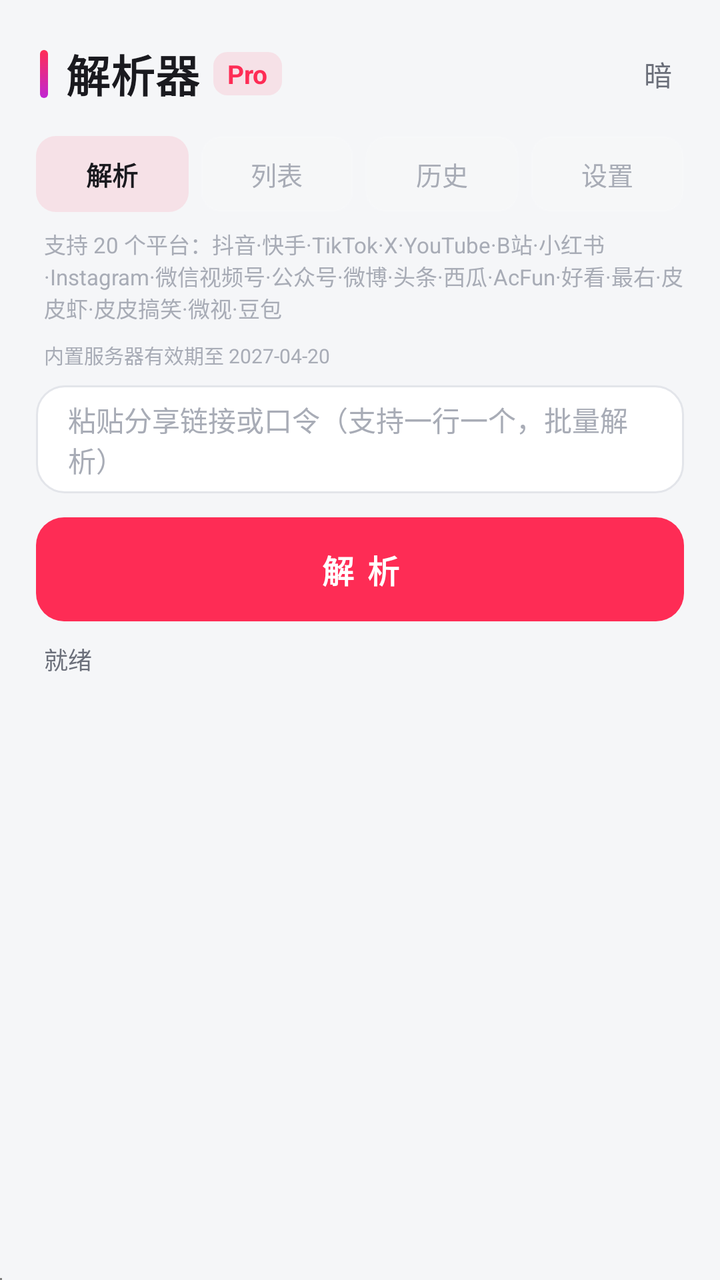
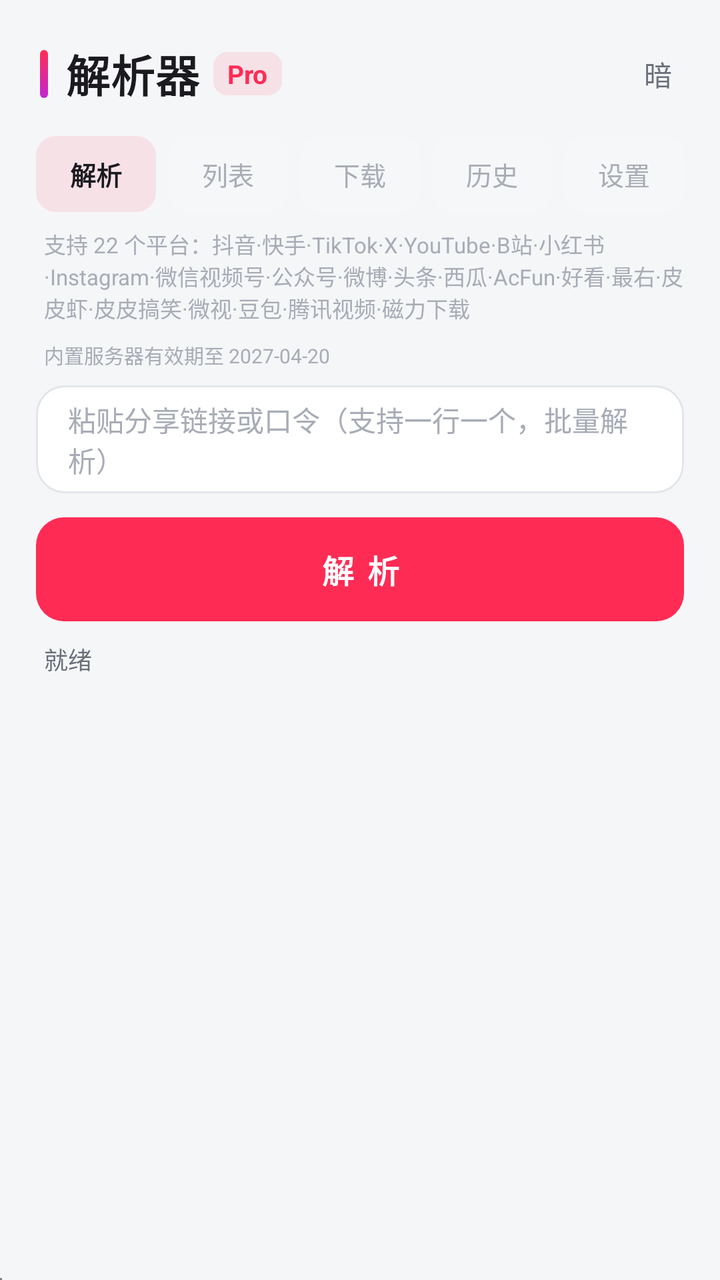

An Android layout rendered at two revisions. The XML below is the earlier revision; the diff shows what the commit changed to produce the second picture.
<!-- AndroidManifest.xml: application theme android:Theme.DeviceDefault.NoActionBar -->
<!-- res/layout/activity_main.xml -->
<?xml version="1.0" encoding="utf-8"?>
<LinearLayout xmlns:android="http://schemas.android.com/apk/res/android"
    android:layout_width="match_parent" android:layout_height="match_parent"
    android:id="@+id/root"
    android:orientation="vertical" android:background="@color/bg">

    
    <LinearLayout
        android:layout_width="match_parent" android:layout_height="wrap_content"
        android:orientation="horizontal" android:gravity="center_vertical"
        android:paddingLeft="20dp" android:paddingRight="12dp"
        android:paddingTop="18dp" android:paddingBottom="12dp">

        <View
            android:layout_width="4dp" android:layout_height="24dp"
            android:background="@drawable/brand_bar"/>

        <TextView
            android:layout_width="wrap_content" android:layout_height="wrap_content"
            android:layout_marginLeft="9dp"
            android:id="@+id/tvTitleDY" android:text="解析器" android:textColor="@color/text"
            android:textStyle="bold" android:textSize="22sp" android:letterSpacing="0.01"/>
        <TextView
            android:layout_width="wrap_content" android:layout_height="wrap_content"
            android:layout_marginLeft="7dp"
            android:id="@+id/tvTitle" android:text="Pro" android:textColor="@color/brand"
            android:textStyle="bold" android:textSize="13sp"
            android:background="@drawable/pill_brand"
            android:paddingLeft="7dp" android:paddingRight="7dp"
            android:paddingTop="2dp" android:paddingBottom="2dp"/>

        <View android:layout_width="0dp" android:layout_height="1dp" android:layout_weight="1"/>

        <TextView android:id="@+id/btnTheme"
            android:layout_width="38dp" android:layout_height="38dp"
            android:background="@drawable/btn_icon" android:gravity="center"
            android:text="暗" android:textColor="@color/text_sub" android:textSize="14sp"/>
    </LinearLayout>

    
    <LinearLayout
        android:layout_width="match_parent" android:layout_height="wrap_content"
        android:orientation="horizontal"
        android:paddingLeft="18dp" android:paddingRight="18dp"
        android:paddingBottom="8dp">

        <TextView android:id="@+id/tabParse"
            android:layout_width="0dp" android:layout_height="38dp" android:layout_weight="1"
            android:background="@drawable/tab_active" android:gravity="center"
            android:text="解析" android:textColor="@color/text" android:textSize="13sp"
            android:textStyle="bold"/>
        <TextView android:id="@+id/tabList"
            android:layout_width="0dp" android:layout_height="38dp" android:layout_weight="1"
            android:layout_marginLeft="6dp" android:background="@drawable/tab_idle" android:gravity="center"
            android:text="列表" android:textColor="@color/text_hint" android:textSize="13sp"/>
        <TextView android:id="@+id/tabHistory"
            android:layout_width="0dp" android:layout_height="38dp" android:layout_weight="1"
            android:layout_marginLeft="6dp" android:background="@drawable/tab_idle" android:gravity="center"
            android:text="历史" android:textColor="@color/text_hint" android:textSize="13sp"/>
        <TextView android:id="@+id/tabSettings"
            android:layout_width="0dp" android:layout_height="38dp" android:layout_weight="1"
            android:layout_marginLeft="6dp" android:background="@drawable/tab_idle" android:gravity="center"
            android:text="设置" android:textColor="@color/text_hint" android:textSize="13sp"/>
    </LinearLayout>

    
    <LinearLayout android:id="@+id/pageParse"
        android:layout_width="match_parent" android:layout_height="0dp"
        android:layout_weight="1" android:orientation="vertical">

        <LinearLayout
            android:layout_width="match_parent" android:layout_height="wrap_content"
            android:orientation="vertical"
            android:paddingLeft="18dp" android:paddingRight="18dp">

            <TextView
                android:layout_width="wrap_content" android:layout_height="wrap_content"
                android:text="支持 20 个平台：抖音·快手·TikTok·X·YouTube·B站·小红书·Instagram·微信视频号·公众号·微博·头条·西瓜·AcFun·好看·最右·皮皮虾·皮皮搞笑·微视·豆包"
                android:textColor="@color/text_hint" android:textSize="11sp"
                android:paddingLeft="4dp" android:paddingBottom="8dp"/>

            <TextView android:id="@+id/tvSrvInfo"
                android:layout_width="wrap_content" android:layout_height="wrap_content"
                android:text="内置服务器有效期至 2027-04-20"
                android:textColor="@color/text_hint" android:textSize="10sp"
                android:paddingLeft="4dp" android:paddingBottom="8dp"/>

            <EditText android:id="@+id/input"
                android:layout_width="match_parent" android:layout_height="54dp"
                android:background="@drawable/input_bg" android:paddingLeft="16dp"
                android:paddingRight="16dp" android:hint="粘贴分享链接或口令（支持一行一个，批量解析）"
                android:textColor="@color/text" android:textColorHint="@color/text_hint"
                android:textSize="14sp" android:maxLines="6" android:minLines="1"
                android:gravity="center_vertical" android:inputType="textUri|textMultiLine"/>

            <TextView android:id="@+id/btn"
                android:layout_width="match_parent" android:layout_height="52dp"
                android:layout_marginTop="12dp" android:background="@drawable/btn_primary"
                android:gravity="center" android:text="解 析" android:textColor="#FFFFFF"
                android:textStyle="bold" android:textSize="16sp" android:letterSpacing="0.08"/>

            <TextView android:id="@+id/status"
                android:layout_width="match_parent" android:layout_height="wrap_content"
                android:text="就绪" android:textColor="@color/text_sub" android:textSize="12sp"
                android:paddingTop="10dp" android:paddingBottom="6dp"
                android:paddingLeft="4dp"/>
        </LinearLayout>

        <LinearLayout android:id="@+id/progressBox"
            android:layout_width="match_parent" android:layout_height="wrap_content"
            android:orientation="vertical" android:visibility="gone"
            android:background="@drawable/card_progress"
            android:layout_marginLeft="18dp" android:layout_marginRight="18dp"
            android:layout_marginTop="2dp" android:layout_marginBottom="8dp"
            android:paddingLeft="14dp" android:paddingRight="14dp"
            android:paddingTop="11dp" android:paddingBottom="12dp">

            <LinearLayout
                android:layout_width="match_parent" android:layout_height="wrap_content"
                android:orientation="horizontal" android:gravity="center_vertical">

                <TextView android:id="@+id/progressLabel"
                    android:layout_width="0dp" android:layout_height="wrap_content"
                    android:layout_weight="1" android:text="准备中"
                    android:textColor="@color/text_sub" android:textSize="12sp"/>

                <TextView android:id="@+id/progressPct"
                    android:layout_width="wrap_content" android:layout_height="wrap_content"
                    android:text="0%" android:textColor="@color/brand"
                    android:textSize="12sp" android:textStyle="bold"/>
            </LinearLayout>

            <ProgressBar android:id="@+id/progressBar"
                style="?android:attr/progressBarStyleHorizontal"
                android:layout_width="match_parent" android:layout_height="6dp"
                android:layout_marginTop="8dp" android:max="1000"
                android:progress="0" android:progressDrawable="@drawable/progress_h"
                android:progressTint="@color/brand"/>
        </LinearLayout>

        <LinearLayout android:id="@+id/parseNavRow"
            android:layout_width="match_parent" android:layout_height="wrap_content"
            android:orientation="horizontal" android:visibility="gone"
            android:paddingLeft="18dp" android:paddingRight="18dp"
            android:paddingBottom="8dp">

            <TextView android:id="@+id/btnParsePrev"
                android:layout_width="0dp" android:layout_height="40dp" android:layout_weight="1"
                android:background="@drawable/input_bg" android:gravity="center"
                android:text="上一个" android:textColor="@color/text" android:textSize="13sp"/>

            <TextView android:id="@+id/parseNavLabel"
                android:layout_width="wrap_content" android:layout_height="40dp"
                android:gravity="center" android:text="" android:textColor="@color/text_sub"
                android:textSize="12sp" android:paddingLeft="10dp" android:paddingRight="10dp"/>

            <TextView android:id="@+id/btnParseNext"
                android:layout_width="0dp" android:layout_height="40dp" android:layout_weight="1"
                android:background="@drawable/input_bg" android:gravity="center"
                android:text="下一个" android:textColor="@color/text" android:textSize="13sp"/>
        </LinearLayout>

        <LinearLayout android:id="@+id/actions"
            android:layout_width="match_parent" android:layout_height="wrap_content"
            android:orientation="horizontal" android:visibility="gone"
            android:paddingLeft="18dp" android:paddingRight="18dp"
            android:paddingBottom="10dp">

            <TextView android:id="@+id/btnPlay"
                android:layout_width="0dp" android:layout_height="44dp" android:layout_weight="1"
                android:background="@drawable/btn_ghost" android:gravity="center"
                android:text="播放" android:textColor="@color/text" android:textSize="13sp"/>
            <TextView android:id="@+id/btnDl"
                android:layout_width="0dp" android:layout_height="44dp" android:layout_weight="1"
                android:layout_marginLeft="7dp" android:background="@drawable/btn_ghost"
                android:gravity="center" android:text="下载" android:textColor="@color/text"
                android:textSize="13sp"/>
            <TextView android:id="@+id/btnFull"
                android:layout_width="0dp" android:layout_height="44dp" android:layout_weight="1"
                android:layout_marginLeft="7dp" android:background="@drawable/btn_primary"
                android:gravity="center" android:text="全屏" android:textColor="#FFFFFF"
                android:textSize="13sp" android:textStyle="bold"/>
            <TextView android:id="@+id/btnAudio"
                android:layout_width="0dp" android:layout_height="44dp" android:layout_weight="1"
                android:layout_marginLeft="7dp" android:background="@drawable/btn_ghost"
                android:gravity="center" android:text="转MP3" android:textColor="@color/text"
                android:textSize="13sp"/>
            <TextView android:id="@+id/btnMusic"
                android:layout_width="0dp" android:layout_height="44dp" android:layout_weight="1"
                android:layout_marginLeft="7dp" android:background="@drawable/btn_ghost"
                android:gravity="center" android:text="BGM" android:textColor="@color/text"
                android:textSize="13sp" android:visibility="gone"/>
        </LinearLayout>

        <ScrollView android:id="@+id/scrollOut"
            android:layout_width="match_parent" android:layout_height="0dp"
            android:layout_weight="1" android:scrollbars="none"
            android:overScrollMode="never">

            <LinearLayout
                android:layout_width="match_parent" android:layout_height="wrap_content"
                android:orientation="vertical"
                android:paddingLeft="18dp" android:paddingRight="18dp"
                android:paddingTop="10dp" android:paddingBottom="18dp">

                <FrameLayout android:id="@+id/videoBox"
                    android:layout_width="match_parent" android:layout_height="wrap_content"
                    android:background="@drawable/card_player" android:visibility="gone">

                    <TextureView android:id="@+id/video"
                        android:layout_width="match_parent" android:layout_height="210dp"/>
                    
                    <View android:id="@+id/miniTouch"
                        android:layout_width="match_parent" android:layout_height="match_parent"/>

                    <LinearLayout android:id="@+id/miniBar"
                        android:layout_width="match_parent" android:layout_height="wrap_content"
                        android:layout_gravity="bottom" android:background="@drawable/pl_bar_bg"
                        android:orientation="vertical" android:paddingLeft="10dp"
                        android:paddingRight="10dp" android:paddingTop="6dp"
                        android:paddingBottom="6dp">
                        <LinearLayout android:layout_width="match_parent"
                            android:layout_height="wrap_content"
                            android:orientation="horizontal" android:gravity="center_vertical">
                            <TextView android:id="@+id/miniTimeNow"
                                android:layout_width="wrap_content" android:layout_height="wrap_content"
                                android:text="00:00" android:textColor="@color/white" android:textSize="11sp"/>
                            <SeekBar android:id="@+id/miniSeek"
                                android:layout_width="0dp" android:layout_height="wrap_content"
                                android:layout_weight="1" android:layout_marginLeft="10dp"
                                android:layout_marginRight="10dp" android:max="1000"
                                android:progressDrawable="@drawable/seek_progress"
                                android:thumb="@drawable/seek_thumb" android:splitTrack="false"/>
                            <TextView android:id="@+id/miniTimeAll"
                                android:layout_width="wrap_content" android:layout_height="wrap_content"
                                android:text="00:00" android:textColor="@color/white_sub" android:textSize="11sp"/>
                        </LinearLayout>
                        <LinearLayout android:layout_width="match_parent"
                            android:layout_height="wrap_content"
                            android:orientation="horizontal" android:gravity="center_vertical"
                            android:layout_marginTop="8dp">
                            <TextView android:id="@+id/miniPlay"
                                android:layout_width="40dp" android:layout_height="40dp"
                                android:background="@drawable/pl_circle"
                                android:gravity="center" android:text="||" android:textColor="@color/white"
                                android:textSize="16sp" android:textStyle="bold"/>
                            <TextView android:id="@+id/miniSpeed"
                                android:layout_width="wrap_content" android:layout_height="30dp"
                                android:layout_marginLeft="10dp" android:background="@drawable/pl_btn"
                                android:gravity="center" android:minWidth="52dp" android:paddingLeft="10dp"
                                android:paddingRight="10dp" android:text="1.0X" android:textColor="@color/white"
                                android:textSize="11sp" android:textStyle="bold"/>
                            <View android:layout_width="0dp" android:layout_height="1dp"
                                android:layout_weight="1"/>
                            <TextView android:id="@+id/miniFull"
                                android:layout_width="wrap_content" android:layout_height="30dp"
                                android:background="@drawable/pl_btn" android:gravity="center"
                                android:paddingLeft="12dp" android:paddingRight="12dp"
                                android:text="全屏" android:textColor="@color/white"
                                android:textSize="12sp"/>
                        </LinearLayout>
                    </LinearLayout>
                </FrameLayout>

                <FrameLayout
                    android:layout_width="match_parent" android:layout_height="wrap_content"
                    android:layout_marginTop="10dp">

                    <ImageView android:id="@+id/img"
                        android:layout_width="match_parent" android:layout_height="280dp"
                        android:background="@color/surface_alt" android:scaleType="fitCenter"
                        android:visibility="gone"/>

                    <TextView android:id="@+id/liveBadge"
                        android:layout_width="wrap_content" android:layout_height="wrap_content"
                        android:layout_gravity="top|start" android:layout_margin="10dp"
                        android:background="#B3000000" android:paddingLeft="9dp" android:paddingRight="9dp"
                        android:paddingTop="3dp" android:paddingBottom="3dp"
                        android:textColor="#FFFFFF" android:text="LIVE" android:textSize="11sp"
                        android:textStyle="bold" android:visibility="gone"/>
                </FrameLayout>

                <LinearLayout android:id="@+id/out"
                    android:layout_width="match_parent" android:layout_height="wrap_content"
                    android:orientation="vertical"/>
            </LinearLayout>
        </ScrollView>
    </LinearLayout>

    
    <LinearLayout android:id="@+id/pageList"
        android:layout_width="match_parent" android:layout_height="0dp"
        android:layout_weight="1" android:orientation="vertical" android:visibility="gone">

        <TextView android:id="@+id/listHead"
            android:layout_width="match_parent" android:layout_height="wrap_content"
            android:text="粘贴主页链接后点解析，列表会出现在这里"
            android:textColor="@color/text_hint" android:textSize="12sp"
            android:paddingLeft="18dp" android:paddingRight="18dp"
            android:paddingTop="6dp" android:paddingBottom="6dp"/>

        <TextView android:id="@+id/btnDlAll"
            android:layout_width="match_parent" android:layout_height="40dp"
            android:layout_marginLeft="18dp" android:layout_marginRight="18dp"
            android:layout_marginBottom="8dp"
            android:background="@drawable/btn_primary" android:gravity="center"
            android:text="全部下载" android:textColor="#FFFFFF"
            android:textSize="13sp" android:textStyle="bold" android:visibility="gone"/>

        <TextView android:id="@+id/btnClearList"
            android:layout_width="match_parent" android:layout_height="38dp"
            android:layout_marginLeft="18dp" android:layout_marginRight="18dp"
            android:layout_marginBottom="8dp"
            android:background="@drawable/input_bg" android:gravity="center"
            android:text="清空列表" android:textColor="@color/text_sub"
            android:textSize="13sp" android:visibility="gone"/>


        <ScrollView android:id="@+id/listScroll"
            android:layout_width="match_parent" android:layout_height="0dp"
            android:layout_weight="1" android:scrollbars="none"
            android:overScrollMode="never">

            <LinearLayout android:id="@+id/listWrap"
                android:layout_width="match_parent" android:layout_height="wrap_content"
                android:orientation="vertical"
                android:paddingLeft="18dp" android:paddingRight="18dp"
                android:paddingBottom="18dp"/>
        </ScrollView>
    </LinearLayout>

    
    <ScrollView android:id="@+id/pageHistory"
        android:layout_width="match_parent" android:layout_height="0dp"
        android:layout_weight="1" android:visibility="gone"
        android:scrollbars="none" android:overScrollMode="never">

        <LinearLayout android:id="@+id/historyWrap"
            android:layout_width="match_parent" android:layout_height="wrap_content"
            android:orientation="vertical"
            android:paddingLeft="18dp" android:paddingRight="18dp"
            android:paddingTop="10dp" android:paddingBottom="18dp">

            <TextView android:id="@+id/historyEmpty"
                android:layout_width="match_parent" android:layout_height="wrap_content"
                android:gravity="center" android:paddingTop="40dp"
                android:text="暂无历史记录\n\n下载过的文件、解析过的列表\n都会出现在这里"
                android:textColor="@color/text_hint" android:textSize="13sp"
                android:lineSpacingExtra="4dp"/>
        </LinearLayout>
    </ScrollView>

    
    <ScrollView android:id="@+id/pageSettings"
        android:layout_width="match_parent" android:layout_height="0dp"
        android:layout_weight="1" android:visibility="gone"
        android:scrollbars="none" android:overScrollMode="never">

        <LinearLayout android:id="@+id/settingsWrap"
            android:layout_width="match_parent" android:layout_height="wrap_content"
            android:orientation="vertical"
            android:paddingLeft="18dp" android:paddingRight="18dp"
            android:paddingTop="10dp" android:paddingBottom="18dp"/>
    </ScrollView>

    <WebView android:id="@+id/web"
        android:layout_width="1dp" android:layout_height="1dp"/>
</LinearLayout>
<!-- resources referenced by this layout -->
<resources>
  <color name="bg">#F5F6F8</color>
  <color name="brand">#FE2C55</color>
  <color name="surface_alt">#F0F1F4</color>
  <color name="text">#1A1A1F</color>
  <color name="text_hint">#A8ACB6</color>
  <color name="text_sub">#6B6F7A</color>
  <color name="white">#FFFFFF</color>
  <color name="white_sub">#B0B0BC</color>
  <!-- drawable brand_bar (drawable) -->
  <?xml version="1.0" encoding="utf-8"?>
  <shape xmlns:android="http://schemas.android.com/apk/res/android" android:shape="rectangle">
      <gradient android:startColor="#FF2D55" android:endColor="#C026D3" android:angle="270"/>
      <corners android:radius="2dp"/>
  </shape>
  <!-- drawable btn_icon (drawable) -->
  <?xml version="1.0" encoding="utf-8"?>
  <selector xmlns:android="http://schemas.android.com/apk/res/android">
      <item android:state_pressed="true">
          <shape android:shape="oval">
              <solid android:color="@color/surface_alt"/>
          </shape>
      </item>
      <item>
          <shape android:shape="oval">
              <solid android:color="#00000000"/>
          </shape>
      </item>
  </selector>
  <!-- drawable card_player (drawable) -->
  <?xml version="1.0" encoding="utf-8"?>
  <shape xmlns:android="http://schemas.android.com/apk/res/android" android:shape="rectangle">
      <solid android:color="@color/player_bg"/>
      <corners android:radius="16dp"/>
  </shape>
  <!-- drawable card_progress (drawable) -->
  <?xml version="1.0" encoding="utf-8"?>
  <shape xmlns:android="http://schemas.android.com/apk/res/android" android:shape="rectangle">
      <solid android:color="@color/surface"/>
      <corners android:radius="14dp"/>
      <stroke android:width="1dp" android:color="@color/stroke"/>
  </shape>
  <!-- drawable input_bg (drawable) -->
  <?xml version="1.0" encoding="utf-8"?>
  <shape xmlns:android="http://schemas.android.com/apk/res/android" android:shape="rectangle">
      <solid android:color="@color/surface"/>
      <corners android:radius="14dp"/>
      <stroke android:width="1dp" android:color="@color/stroke"/>
  </shape>
  <!-- drawable pill_brand (drawable) -->
  <?xml version="1.0" encoding="utf-8"?>
  <shape xmlns:android="http://schemas.android.com/apk/res/android" android:shape="rectangle">
      <solid android:color="#1AFE2C55"/>
      <corners android:radius="7dp"/>
  </shape>
  <!-- drawable pl_bar_bg (drawable) -->
  <?xml version="1.0" encoding="utf-8"?>
  <shape xmlns:android="http://schemas.android.com/apk/res/android" android:shape="rectangle">
      <corners android:radius="12dp"/>
      <solid android:color="#B3000000"/>
  </shape>
  <!-- drawable pl_circle (drawable) -->
  <?xml version="1.0" encoding="utf-8"?>
  <selector xmlns:android="http://schemas.android.com/apk/res/android">
      <item android:state_pressed="true">
          <shape android:shape="oval">
              <solid android:color="#40FFFFFF"/>
          </shape>
      </item>
      <item>
          <shape android:shape="oval">
              <solid android:color="#1F000000"/>
          </shape>
      </item>
  </selector>
  <!-- drawable seek_thumb (drawable) -->
  <?xml version="1.0" encoding="utf-8"?>
  <shape xmlns:android="http://schemas.android.com/apk/res/android" android:shape="oval">
      <solid android:color="#FFFFFF"/>
      <size android:width="14dp" android:height="14dp"/>
  </shape>
  <!-- drawable tab_active (drawable) -->
  <?xml version="1.0" encoding="utf-8"?>
  <shape xmlns:android="http://schemas.android.com/apk/res/android">
      <solid android:color="#1AFE2C55"/>
      <corners android:radius="10dp"/>
  </shape>
  <!-- drawable tab_idle (drawable) -->
  <?xml version="1.0" encoding="utf-8"?>
  <shape xmlns:android="http://schemas.android.com/apk/res/android">
      <solid android:color="#0DFFFFFF"/>
      <corners android:radius="10dp"/>
      <stroke android:width="1dp" android:color="#14FFFFFF"/>
  </shape>
  <color name="stroke">#E3E5EA</color>
  <color name="brand_dark">#D91E45</color>
  <color name="player_bg">#000000</color>
  <color name="surface">#FFFFFF</color>
  <!-- unchanged entries left out for length: 5 -->
</resources>

<!-- the commit's change to res/layout/activity_main.xml (unified diff, before → after) -->
@@ -53,6 +53,10 @@
             android:layout_width="0dp" android:layout_height="38dp" android:layout_weight="1"
             android:layout_marginLeft="6dp" android:background="@drawable/tab_idle" android:gravity="center"
             android:text="列表" android:textColor="@color/text_hint" android:textSize="13sp"/>
+        <TextView android:id="@+id/tabDownload"
+            android:layout_width="0dp" android:layout_height="38dp" android:layout_weight="1"
+            android:layout_marginLeft="6dp" android:background="@drawable/tab_idle" android:gravity="center"
+            android:text="下载" android:textColor="@color/text_hint" android:textSize="13sp"/>
         <TextView android:id="@+id/tabHistory"
             android:layout_width="0dp" android:layout_height="38dp" android:layout_weight="1"
             android:layout_marginLeft="6dp" android:background="@drawable/tab_idle" android:gravity="center"
@@ -73,9 +77,9 @@
             android:orientation="vertical"
             android:paddingLeft="18dp" android:paddingRight="18dp">
 
-            <TextView
+            <TextView android:id="@+id/tvPlatBar"
                 android:layout_width="wrap_content" android:layout_height="wrap_content"
-                android:text="支持 20 个平台：抖音·快手·TikTok·X·YouTube·B站·小红书·Instagram·微信视频号·公众号·微博·头条·西瓜·AcFun·好看·最右·皮皮虾·皮皮搞笑·微视·豆包"
+                android:text="支持 22 个平台：抖音·快手·TikTok·X·YouTube·B站·小红书·Instagram·微信视频号·公众号·微博·头条·西瓜·AcFun·好看·最右·皮皮虾·皮皮搞笑·微视·豆包·腾讯视频·磁力下载"
                 android:textColor="@color/text_hint" android:textSize="11sp"
                 android:paddingLeft="4dp" android:paddingBottom="8dp"/>
 
@@ -136,6 +140,7 @@
                 android:layout_marginTop="8dp" android:max="1000"
                 android:progress="0" android:progressDrawable="@drawable/progress_h"
                 android:progressTint="@color/brand"/>
+
         </LinearLayout>
 
         <LinearLayout android:id="@+id/parseNavRow"
@@ -299,13 +304,57 @@
             android:paddingLeft="18dp" android:paddingRight="18dp"
             android:paddingTop="6dp" android:paddingBottom="6dp"/>
 
-        <TextView android:id="@+id/btnDlAll"
-            android:layout_width="match_parent" android:layout_height="40dp"
-            android:layout_marginLeft="18dp" android:layout_marginRight="18dp"
-            android:layout_marginBottom="8dp"
-            android:background="@drawable/btn_primary" android:gravity="center"
-            android:text="全部下载" android:textColor="#FFFFFF"
-            android:textSize="13sp" android:textStyle="bold" android:visibility="gone"/>
+        
+        <LinearLayout
+            android:layout_width="match_parent" android:layout_height="wrap_content"
+            android:orientation="horizontal"
+            android:layout_marginLeft="18dp" android:layout_marginRight="18dp"
+            android:layout_marginBottom="8dp">
+            <TextView android:id="@+id/subTabBatchParse"
+                android:layout_width="0dp" android:layout_height="34dp"
+                android:layout_weight="1" android:layout_marginRight="5dp"
+                android:background="@drawable/input_bg" android:gravity="center"
+                android:text="批量解析" android:textColor="@color/text_sub"
+                android:textSize="12sp"/>
+            <TextView android:id="@+id/subTabBatchDl"
+                android:layout_width="0dp" android:layout_height="34dp"
+                android:layout_weight="1" android:layout_marginRight="5dp"
+                android:background="@drawable/input_bg" android:gravity="center"
+                android:text="视频/图文解析" android:textColor="@color/text_sub"
+                android:textSize="12sp"/>
+            <TextView android:id="@+id/subTabProfileParse"
+                android:layout_width="0dp" android:layout_height="34dp"
+                android:layout_weight="1" android:layout_marginRight="5dp"
+                android:background="@drawable/input_bg" android:gravity="center"
+                android:text="主页解析" android:textColor="@color/text_sub"
+                android:textSize="12sp"/>
+            <TextView android:id="@+id/subTabMixParse"
+                android:layout_width="0dp" android:layout_height="34dp"
+                android:layout_weight="1"
+                android:background="@drawable/input_bg" android:gravity="center"
+                android:text="合集" android:textColor="@color/text_sub"
+                android:textSize="12sp"/>
+        </LinearLayout>
+
+        
+        <LinearLayout
+            android:layout_width="match_parent" android:layout_height="wrap_content"
+            android:orientation="horizontal"
+            android:layout_marginLeft="18dp" android:layout_marginRight="18dp"
+            android:layout_marginBottom="8dp">
+            <TextView android:id="@+id/btnDlAll"
+                android:layout_width="0dp" android:layout_height="40dp"
+                android:layout_weight="1" android:layout_marginRight="6dp"
+                android:background="@drawable/btn_primary" android:gravity="center"
+                android:text="全部下载" android:textColor="#FFFFFF"
+                android:textSize="13sp" android:textStyle="bold" android:visibility="gone"/>
+            <TextView android:id="@+id/btnBatchDl"
+                android:layout_width="0dp" android:layout_height="40dp"
+                android:layout_weight="1"
+                android:background="@drawable/btn_primary" android:gravity="center"
+                android:text="批量下载" android:textColor="#FFFFFF"
+                android:textSize="13sp" android:textStyle="bold"/>
+        </LinearLayout>
 
         <TextView android:id="@+id/btnClearList"
             android:layout_width="match_parent" android:layout_height="38dp"
@@ -314,6 +363,7 @@
             android:background="@drawable/input_bg" android:gravity="center"
             android:text="清空列表" android:textColor="@color/text_sub"
             android:textSize="13sp" android:visibility="gone"/>
+
 
 
         <ScrollView android:id="@+id/listScroll"
@@ -330,6 +380,68 @@
     </LinearLayout>
 
     
+    <LinearLayout android:id="@+id/pageDownload"
+        android:layout_width="match_parent" android:layout_height="0dp"
+        android:layout_weight="1" android:orientation="vertical" android:visibility="gone">
+
+        <LinearLayout
+            android:layout_width="match_parent" android:layout_height="wrap_content"
+            android:orientation="horizontal" android:gravity="center_vertical"
+            android:paddingLeft="18dp" android:paddingRight="18dp"
+            android:paddingTop="6dp" android:paddingBottom="6dp">
+
+            <TextView android:id="@+id/dlHead"
+                android:layout_width="0dp" android:layout_height="wrap_content"
+                android:layout_weight="1"
+                android:text="暂无下载任务"
+                android:textColor="@color/text_hint" android:textSize="12sp"/>
+            <TextView android:id="@+id/dlCount"
+                android:layout_width="wrap_content" android:layout_height="wrap_content"
+                android:text="" android:textColor="@color/brand"
+                android:textSize="12sp" android:textStyle="bold"/>
+        </LinearLayout>
+
+        <ProgressBar android:id="@+id/dlTotalBar"
+            style="?android:attr/progressBarStyleHorizontal"
+            android:layout_width="match_parent" android:layout_height="5dp"
+            android:layout_marginLeft="18dp" android:layout_marginRight="18dp"
+            android:layout_marginBottom="8dp" android:max="1000"
+            android:progress="0" android:progressDrawable="@drawable/progress_h"
+            android:progressTint="@color/brand"/>
+
+        <LinearLayout
+            android:layout_width="match_parent" android:layout_height="wrap_content"
+            android:orientation="horizontal"
+            android:layout_marginLeft="18dp" android:layout_marginRight="18dp"
+            android:layout_marginBottom="8dp">
+
+            <TextView android:id="@+id/btnDlCancel"
+                android:layout_width="0dp" android:layout_height="38dp"
+                android:layout_weight="1"
+                android:background="@drawable/input_bg" android:gravity="center"
+                android:text="取消全部下载" android:textColor="@color/text_sub"
+                android:textSize="13sp" android:visibility="gone"/>
+
+            <TextView android:id="@+id/btnDlClear"
+                android:layout_width="0dp" android:layout_height="38dp"
+                android:layout_weight="1"
+                android:layout_marginLeft="6dp"
+                android:background="@drawable/input_bg" android:gravity="center"
+                android:text="清空已完成" android:textColor="@color/text_sub"
+                android:textSize="13sp"/>
+        </LinearLayout>
+
+        <ScrollView android:layout_width="match_parent" android:layout_height="0dp"
+            android:layout_weight="1" android:scrollbars="none"
+            android:overScrollMode="never">
+            <LinearLayout android:id="@+id/dlTaskList"
+                android:layout_width="match_parent" android:layout_height="wrap_content"
+                android:orientation="vertical"
+                android:paddingLeft="18dp" android:paddingRight="18dp"
+                android:paddingBottom="18dp"/>
+        </ScrollView>
+    </LinearLayout>
+    
     <ScrollView android:id="@+id/pageHistory"
         android:layout_width="match_parent" android:layout_height="0dp"
         android:layout_weight="1" android:visibility="gone"
